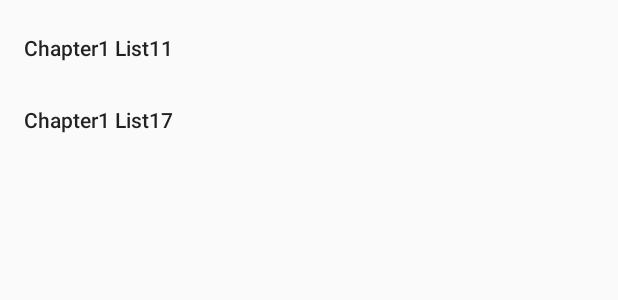
After one commit to kouichi/rxmo, an Android app: the layout left_drawer.xml on its own in the app's theme, with its tools: preview values and no code run, on a phone screen of 412 x 824 dp. The commit adds this screen. Shown: the top 300 px of the screen. Run offline under Robolectric (Android 15) with nearby library versions, the phone set to English and light mode, and no system bars.

Commit message:
Navigation Drawer を追加

```diff
--- a/app/build.gradle
+++ b/app/build.gradle
@@ -25,6 +25,7 @@ dependencies {
         exclude group: 'com.android.support', module: 'support-annotations'
     })
     compile 'com.android.support:appcompat-v7:25.1.1'
+    compile 'com.android.support:design:25.1.1'
 
     compile 'io.reactivex.rxjava2:rxjava:2.0.4'
 
--- /dev/null
+++ b/app/src/main/res/layout/left_drawer.xml
@@ -0,0 +1,9 @@
+<?xml version="1.0" encoding="utf-8"?>
+<android.support.design.widget.NavigationView xmlns:android="http://schemas.android.com/apk/res/android"
+                                              xmlns:app="http://schemas.android.com/apk/res-auto"
+                                              android:id="@+id/navigation_view"
+                                              android:layout_width="wrap_content"
+                                              android:layout_height="match_parent"
+                                              android:layout_gravity="start"
+                                              android:fitsSystemWindows="true"
+                                              app:menu="@menu/drawer_menu"/>
--- /dev/null
+++ b/app/src/main/res/menu/drawer_menu.xml
@@ -0,0 +1,13 @@
+<?xml version="1.0" encoding="utf-8"?>
+<menu xmlns:android="http://schemas.android.com/apk/res/android">
+    <group
+        android:id="@+id/drawer_menu_group1"
+        android:checkableBehavior="single">
+        <item
+            android:id="@+id/navi_item_chapter1_list11"
+            android:title="Chapter1 List11"/>
+        <item
+            android:id="@+id/navi_item_chapter1_list17"
+            android:title="Chapter1 List17"/>
+    </group>
+</menu>
```
Also changed, not shown: app/src/main/java/jp/aknot/rxmo/MainActivity.java (+23 -0 lines), app/src/main/res/layout/activity_main.xml (+12 -5 lines).
